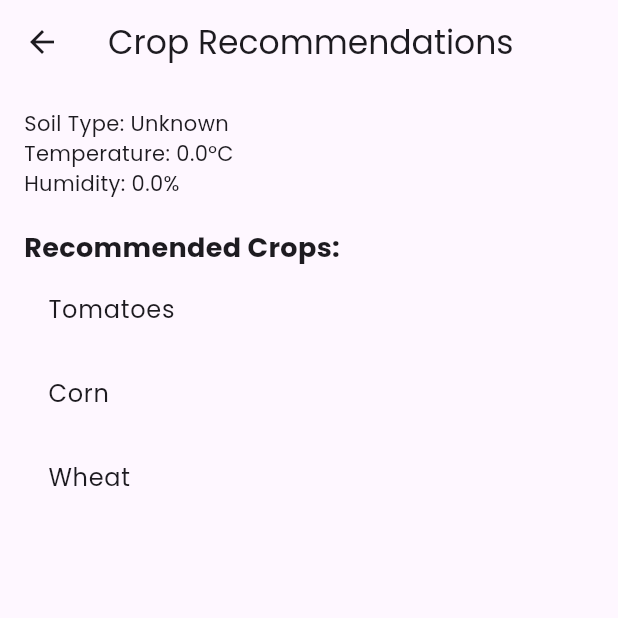
After one commit to kherveelagang/crop_iq, a Flutter app: the CropRecommendationPage screen opened directly, on a phone screen of 412 x 824 dp, the top half of it. The commit adds this screen. Run offline on Flutter 3.47's test engine with Material 3 defaults, Android fonts, the phone set to English and light mode, and no system bars; our stand-ins replace google_maps_flutter, image_picker, persistent_bottom_nav_bar, smooth_page_indicator.

Commit message:
Added Nav1 and Nav2

```diff
--- /dev/null
+++ b/devtools_options.yaml
@@ -0,0 +1,3 @@
+description: This file stores settings for Dart & Flutter DevTools.
+documentation: https://docs.flutter.dev/tools/devtools/extensions#configure-extension-enablement-states
+extensions:
--- /dev/null
+++ b/lib/models/crop.dart
@@ -0,0 +1,17 @@
+class Crop {
+  final String title;
+  final String location;
+  final String date;
+  final String imagePath;
+  final String size;
+  final List<String> tags;
+
+  Crop({
+    required this.title,
+    required this.location,
+    required this.date,
+    required this.imagePath,
+    required this.size,
+    required this.tags,
+  });
+}
--- /dev/null
+++ b/lib/providers/crop_provider.dart
@@ -0,0 +1,13 @@
+import 'package:flutter/material.dart';
+import '../models/crop.dart';
+
+class CropProvider with ChangeNotifier {
+  final List<Crop> _crops = []; // Example list of crops
+
+  List<Crop> get crops => _crops;
+
+  void addCrop(Crop crop) {
+    _crops.add(crop);
+    notifyListeners();
+  }
+}
--- /dev/null
+++ b/lib/screens/nav3/crop_recommendation_page.dart
@@ -0,0 +1,40 @@
+import 'package:flutter/material.dart';
+
+class CropRecommendationPage extends StatelessWidget {
+  final Map<String, dynamic>? soilData;
+
+  const CropRecommendationPage({super.key, this.soilData});
+
+  @override
+  Widget build(BuildContext context) {
+    final args = ModalRoute.of(context)?.settings.arguments as Map?;
+    final soilType = args?['soilType'] ?? "Unknown";
+    final temperature = args?['temperature'] ?? 0.0;
+    final humidity = args?['humidity'] ?? 0.0;
+
+    // Dummy recommendations
+    List<String> recommendations = ["Tomatoes", "Corn", "Wheat"];
+    if (soilType == "Loamy") recommendations = ["Potatoes", "Carrots"];
+
+    return Scaffold(
+      appBar: AppBar(title: const Text("Crop Recommendations")),
+      body: Padding(
+        padding: const EdgeInsets.all(16.0),
+        child: Column(
+          crossAxisAlignment: CrossAxisAlignment.start,
+          children: [
+            Text("Soil Type: $soilType"),
+            Text("Temperature: $temperature°C"),
+            Text("Humidity: $humidity%"),
+            const SizedBox(height: 20),
+            const Text(
+              "Recommended Crops:",
+              style: TextStyle(fontSize: 18, fontWeight: FontWeight.bold),
+            ),
+            ...recommendations.map((crop) => ListTile(title: Text(crop))),
+          ],
+        ),
+      ),
+    );
+  }
+}
--- a/lib/screens/settings.dart
+++ b/lib/screens/nav4/settings.dart
@@ -1,5 +1,5 @@
 import 'package:flutter/material.dart';
-import 'login_screen.dart';
+import '../login_screen.dart';
 import 'edit_profile.dart';
 
 class SettingsPage extends StatefulWidget {
--- a/lib/screens/screen4.dart
+++ b/lib/screens/screen4.dart
@@ -44,12 +44,12 @@ class Screen4 extends StatelessWidget {
           ),
           // Logo positioned independently
           Positioned(
-            top: -50, // Adjust this value to move the logo higher or lower
+            top: -50,
             left: 0,
             right: 0,
             child: Center(
               child: Image.asset(
-                "assets/images/logo_cropiq.png",
+                "assets/logos/logo_cropiq.png",
                 width: 500, // Adjust width as needed
                 height: 500, // Adjust height as needed
               ),
--- a/pubspec.yaml
+++ b/pubspec.yaml
@@ -35,6 +35,10 @@ dependencies:
   # Use with the CupertinoIcons class for iOS style icons.
   cupertino_icons: ^1.0.8
   smooth_page_indicator: ^1.2.0+3
+  persistent_bottom_nav_bar: ^6.2.1
+  image_picker: ^1.1.2
+  provider: ^6.1.2
+  google_maps_flutter: ^2.10.0
 
 dev_dependencies:
   flutter_test:
```
Also changed, not shown: lib/main.dart (+23 -4 lines), lib/screens/home_page.dart (deleted, +0 -29 lines), lib/screens/login_screen.dart (+5 -4 lines), lib/screens/nav1/home_page.dart (added, +35 -0 lines), lib/screens/nav1/main_navigation_page.dart (added, +54 -0 lines), lib/screens/nav2/add_crops_page.dart (added, +133 -0 lines), lib/screens/nav2/map_picker_page.dart (added, +42 -0 lines), lib/screens/nav2/my_crops_page.dart (added, +169 -0 lines), lib/screens/nav4/edit_profile.dart (renamed from lib/screens/edit_profile.dart, +3 -27 lines), pubspec.lock, 8 other files.
